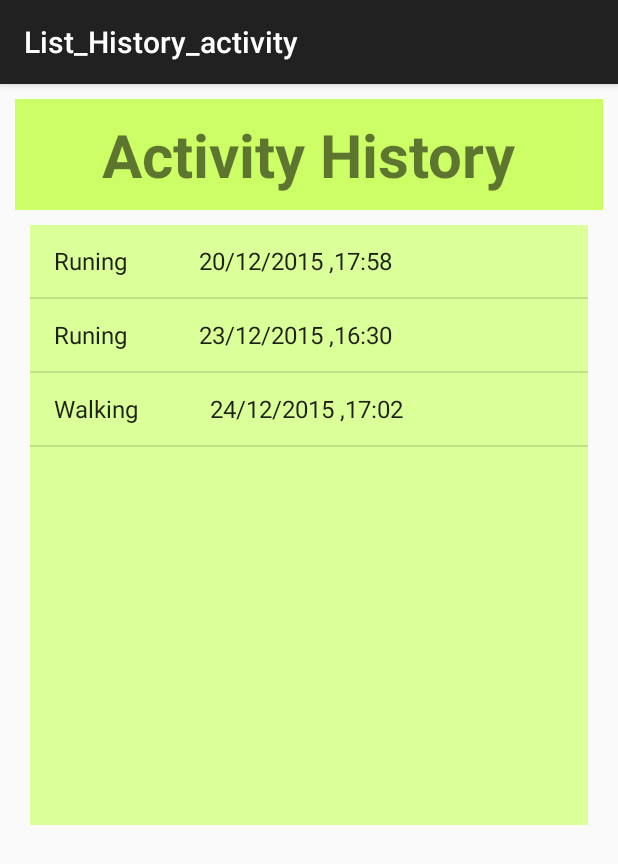
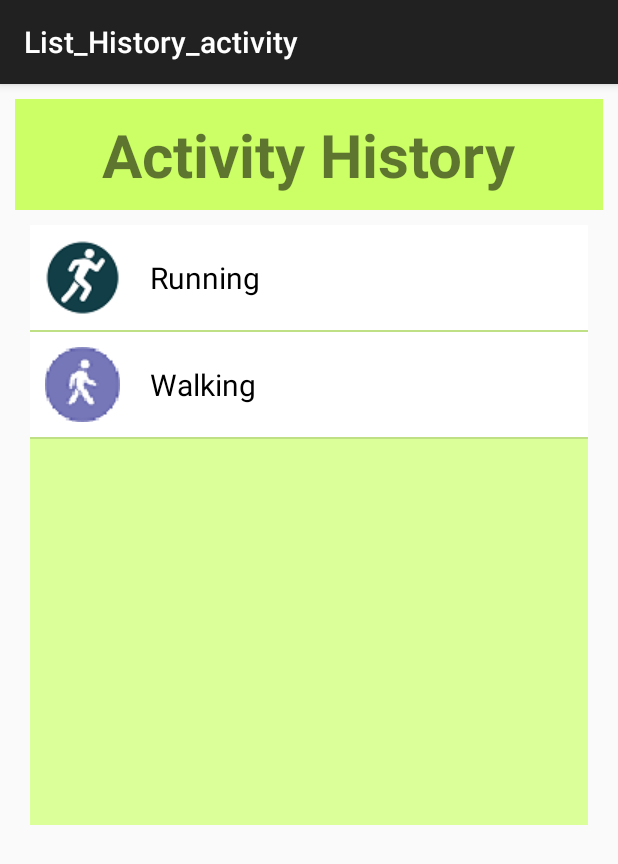
Before and after one commit to Saksukrit/Calorie-Challenge-V.1, an Android app: the List_History_activity screen opened directly, with no data from a screen before it, on a phone screen of 412 x 824 dp. Shown: the top 864 px of the screen. Run offline under Robolectric (Android 15) with nearby library versions, the light colour scheme and no system bars.

Commit message:
test adapter listview of ActivityHistory

```diff
--- /dev/null
+++ b/CalorieCalculator_V1/app/src/main/java/com/example/kyowolf/caloriecalculator_v1/History/ActivityAdapter.java
@@ -0,0 +1,60 @@
+package com.example.kyowolf.caloriecalculator_v1.History;
+
+import android.content.Context;
+import android.view.LayoutInflater;
+import android.view.View;
+import android.view.ViewGroup;
+import android.widget.BaseAdapter;
+import android.widget.ImageView;
+import android.widget.TextView;
+
+import com.example.kyowolf.caloriecalculator_v1.R;
+
+/**
+ * Created by Krit on 5/7/2016.
+ */
+public class ActivityAdapter extends BaseAdapter {
+
+
+    Context mContext;
+    String[] strName;
+    int[] resId;
+
+    public ActivityAdapter(Context context, String[] strName, int[] resId) {
+        this.mContext = context;
+        this.strName = strName;
+        this.resId = resId;
+    }
+
+    @Override
+    public int getCount() {
+        return strName.length;
+    }
+
+    @Override
+    public Object getItem(int position) {
+        return null;
+    }
+
+    @Override
+    public long getItemId(int position) {
+        return 0;
+    }
+
+    @Override
+    public View getView(int position, View view, ViewGroup parent) {
+        LayoutInflater mInflater =
+                (LayoutInflater) mContext.getSystemService(Context.LAYOUT_INFLATER_SERVICE);
+
+        if (view == null)
+            view = mInflater.inflate(R.layout.listview_row, parent, false);
+
+        TextView textView = (TextView) view.findViewById(R.id.detail);
+        textView.setText(strName[position]);
+
+        ImageView imageView = (ImageView) view.findViewById(R.id.imageView1);
+        imageView.setBackgroundResource(resId[position]);
+
+        return view;
+    }
+}
--- a/CalorieCalculator_V1/app/src/main/java/com/example/kyowolf/caloriecalculator_v1/History/History_activity.java
+++ b/CalorieCalculator_V1/app/src/main/java/com/example/kyowolf/caloriecalculator_v1/History/History_activity.java
@@ -110,8 +110,6 @@ public class History_activity extends AppCompatActivity implements View.OnClickL
             distance.setText(arrData[3]);
             duration.setText(arrData[2]);
             typeActivity.setText(arrData[8]);
-           // DecimalFormat decim = new DecimalFormat("0.00");
-           // String speedi =(decim.format(arrData[4])).toString();
             speed.setText(arrData[4]);
             step.setText(arrData[6]);
             date.setText(arrData[7]);
--- a/CalorieCalculator_V1/app/src/main/java/com/example/kyowolf/caloriecalculator_v1/History/List_History_activity.java
+++ b/CalorieCalculator_V1/app/src/main/java/com/example/kyowolf/caloriecalculator_v1/History/List_History_activity.java
@@ -13,6 +13,8 @@ import android.widget.Toast;
 import com.example.kyowolf.caloriecalculator_v1.R;
 
 import java.util.ArrayList;
+
+import android.widget.AdapterView.OnItemClickListener;
 
 /**
  * Created by KyoWolf on 08-Mar-16.
@@ -31,30 +33,28 @@ public class List_History_activity extends AppCompatActivity {
         listview = (ListView) findViewById(R.id.listHisActivity);
 
 
-        final String[] order = new String[]{"Runing            20/12/2015 ,17:58",
-                "Runing            23/12/2015 ,16:30",
-                "Walking            24/12/2015 ,17:02"};
+        int[] resId = {R.drawable.run, R.drawable.walk};
+
+        String[] list = {"Running", "Walking"};
+
+        ActivityAdapter adapter = new ActivityAdapter(getApplicationContext(), list, resId);
 
 
-        final ArrayList<String> list = new ArrayList<String>();
-        for (int i = 0; i < order.length; ++i) {
-            list.add(order[i]);
-        }
+        listview.setAdapter(adapter);
+        listview.setOnItemClickListener(new OnItemClickListener() {                     /////AdapterView.OnItemClickListener
+            public void onItemClick(AdapterView<?> arg0, View arg1, int arg2, long arg3) {
 
 
-        ArrayAdapter adapter = new ArrayAdapter(this,
-                android.R.layout.simple_list_item_1, list);
-        listview.setAdapter(adapter);
+                Toast.makeText(List_History_activity.this,
+                        "test",
+                        Toast.LENGTH_LONG).show();
 
-        listview.setOnItemClickListener(new AdapterView.OnItemClickListener() {
-            @Override
-            public void onItemClick(AdapterView<?> parent, View view,
-                                    int position, long id) {
-                Toast.makeText(getApplicationContext(),
-                        "Select : " + order[((int) id)].toString(), Toast.LENGTH_LONG)
-                        .show();
-                Intent intenttotal = new Intent(getApplicationContext(), History_activity.class);
-                startActivity(intenttotal);
+                Intent intentHistory = new Intent(getApplicationContext(), History_activity.class);
+                intentHistory.putExtra("date","fsd");
+                startActivity(intentHistory);
+                finish();
+
+
             }
         });
     }
--- /dev/null
+++ b/CalorieCalculator_V1/app/src/main/res/layout/listview_row.xml
@@ -0,0 +1,27 @@
+<?xml version="1.0" encoding="utf-8"?>
+<LinearLayout xmlns:android="http://schemas.android.com/apk/res/android"
+    android:layout_width="match_parent"
+    android:layout_height="wrap_content"
+    android:background="#FFFFFF"
+    android:gravity="center_vertical"
+    android:orientation="horizontal">
+
+    <ImageView
+        android:id="@+id/imageView1"
+        android:layout_width="wrap_content"
+        android:layout_height="wrap_content"
+        android:layout_margin="10dp" />
+
+    <TextView
+        android:id="@+id/detail"
+        android:layout_width="match_parent"
+        android:layout_height="wrap_content"
+        android:layout_marginBottom="5dp"
+        android:layout_marginLeft="10dp"
+        android:layout_marginRight="20dp"
+        android:layout_marginTop="5dp"
+        android:text="Text"
+        android:textColor="#000000"
+        android:textSize="20sp" />
+
+</LinearLayout>
--- a/CalorieCalculator_V1/app/src/main/res/layout/splash.xml
+++ b/CalorieCalculator_V1/app/src/main/res/layout/splash.xml
@@ -2,7 +2,6 @@
     xmlns:tools="http://schemas.android.com/tools"
     android:layout_width="match_parent"
     android:layout_height="match_parent"
-    android:background="@drawable/loading"
-    tools:context=".SplashActivity" >
+    tools:context=".SplashActivity">
 
 </RelativeLayout>
```
Also changed, not shown: CalorieCalculator_V1/app/src/main/res/drawable/allbg.jpg (deleted), CalorieCalculator_V1/app/src/main/res/drawable/ic_launcher.png (deleted), CalorieCalculator_V1/app/src/main/res/drawable/ic_notification.png (deleted), CalorieCalculator_V1/app/src/main/res/drawable/icon.png (deleted), CalorieCalculator_V1/app/src/main/res/drawable/index.png (deleted), CalorieCalculator_V1/app/src/main/res/drawable/loading.png (deleted), CalorieCalculator_V1/app/src/main/res/drawable/run.png, CalorieCalculator_V1/app/src/main/res/drawable/walk.png.
